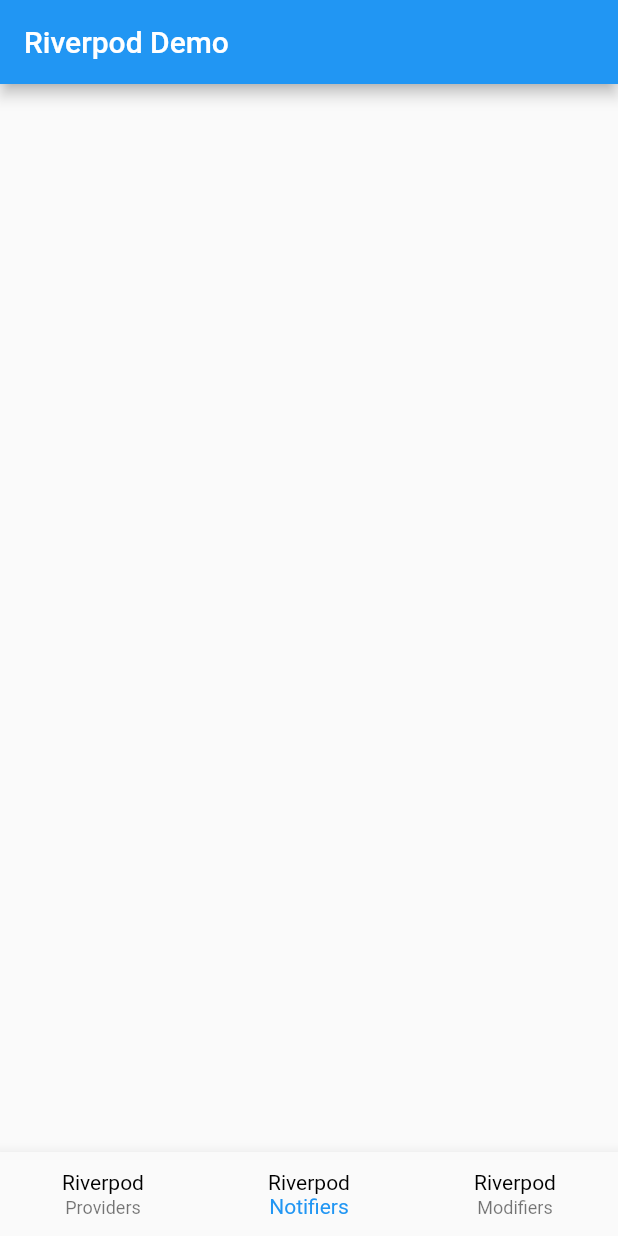
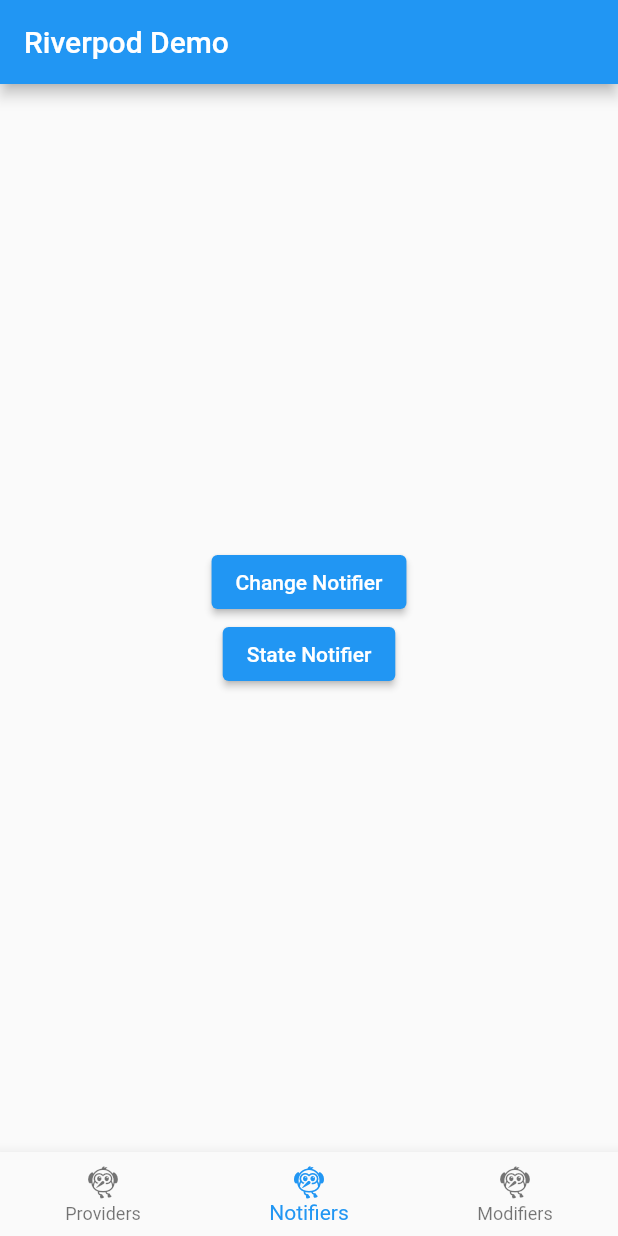
Before and after one commit to sunaranish17/flutter_riverpod_demo, a Flutter app: the screen it shows after launch, item 2 of the bottom bar chosen, on a phone screen of 412 x 824 dp. Run offline on Flutter 3.47's test engine with Material 2 defaults, Android fonts, the phone set to English and light mode, and no system bars; our stand-ins replace hooks_riverpod.

Commit message:
feat: change notifier provider

```diff
--- a/lib/screens/home.dart
+++ b/lib/screens/home.dart
@@ -1,4 +1,5 @@
 import 'package:flutter/material.dart';
+import 'package:riverpod_flutter_demo/screens/notifiers/change_notifier.dart';
 import 'package:riverpod_flutter_demo/screens/providers/future_provider.dart';
 import 'package:riverpod_flutter_demo/screens/providers/provider_page.dart';
 import 'package:riverpod_flutter_demo/screens/providers/state_provider.dart';
@@ -26,30 +27,15 @@
         currentIndex: index,
         items: [
           BottomNavigationBarItem(
-            icon: Text(
-              "Riverpod",
-              style: TextStyle(
-                color: Colors.black,
-              ),
-            ),
+            icon: Icon(Icons.flutter_dash),
             label: "Providers",
           ),
           BottomNavigationBarItem(
-            icon: Text(
-              "Riverpod",
-              style: TextStyle(
-                color: Colors.black,
-              ),
-            ),
+            icon: Icon(Icons.flutter_dash),
             label: "Notifiers",
           ),
           BottomNavigationBarItem(
-            icon: Text(
-              "Riverpod",
-              style: TextStyle(
-                color: Colors.black,
-              ),
-            ),
+            icon: Icon(Icons.flutter_dash),
             label: "Modifiers",
           ),
         ],
@@ -64,6 +50,8 @@
     switch (index) {
       case 0:
         return buildProviderPage(context);
+      case 1:
+        return buildNotifierPage(context);
       default:
         return Container();
     }
@@ -116,4 +104,30 @@
           )
         ],
       );
+
+  Widget buildNotifierPage(BuildContext context) => Column(
+        mainAxisAlignment: MainAxisAlignment.center,
+        children: [
+          ElevatedButton(
+            onPressed: () {
+              Navigator.push(
+                context,
+                MaterialPageRoute(builder: (context) => ChangeNotifierPage()),
+              );
+            },
+            child: Text("Change Notifier"),
+          ),
+          ElevatedButton(
+            onPressed: () {
+              Navigator.push(
+                context,
+                MaterialPageRoute(
+                  builder: (context) => StateProviderPage(),
+                ),
+              );
+            },
+            child: Text("State Notifier"),
+          ),
+        ],
+      );
 }
```
Also changed, not shown: lib/screens/notifiers/change_notifier.dart (added, +71 -0 lines).
